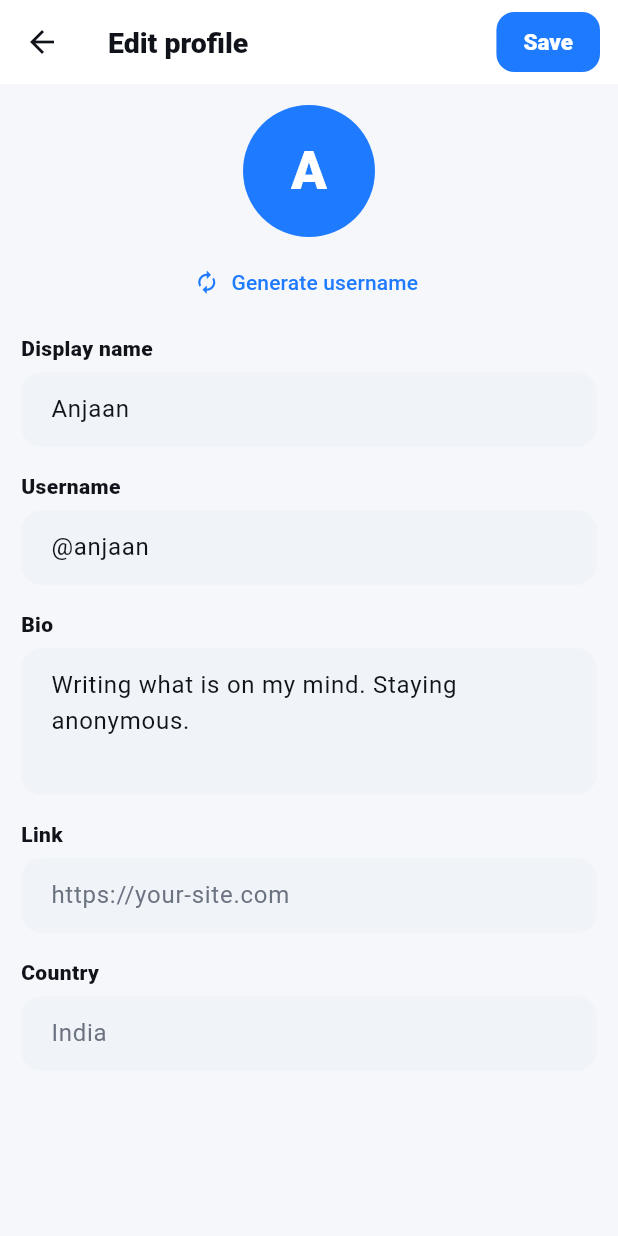
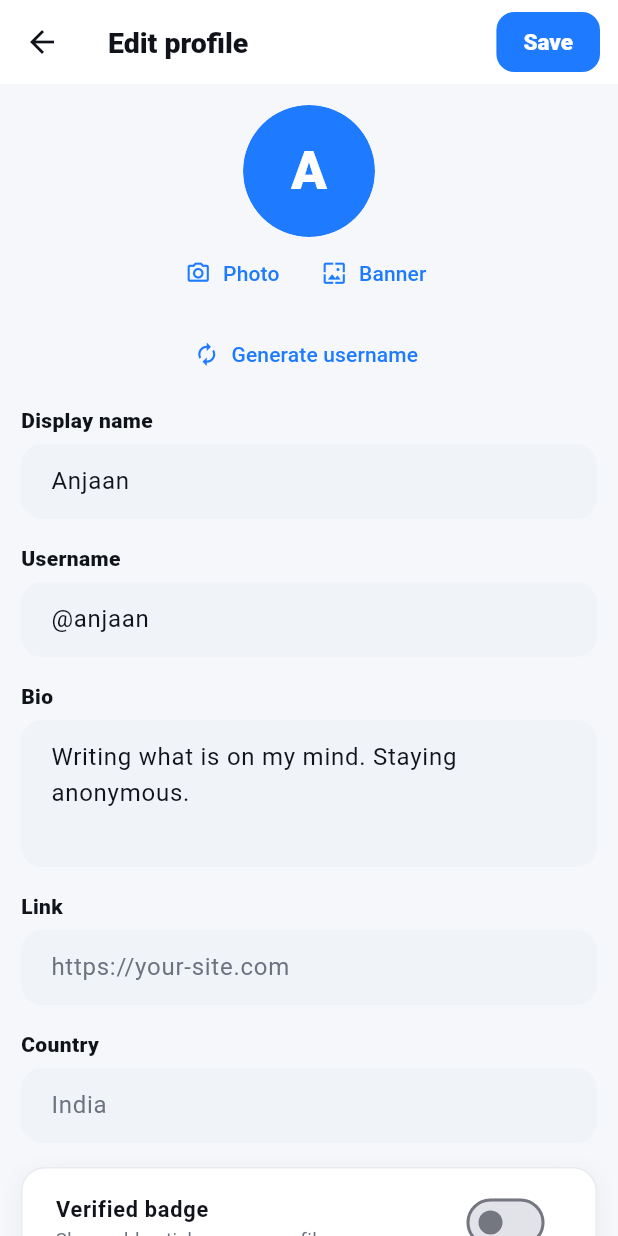
Before and after one commit to aigenerative35-bot/Vent-App, a Flutter app: the ProfileScreen screen opened directly, scrolled down 576 dp, after a tap on "Edit profile", on a phone screen of 412 x 824 dp. Run offline on Flutter 3.47's test engine with Material 3 defaults, Android fonts, the light colour scheme and no system bars; our stand-ins replace google_mobile_ads, image_picker; accounts and stored records are empty.

Commit message:
feat: profile picture + banner image (pick & show) and verified badge toggle

```diff
--- a/lib/models.dart
+++ b/lib/models.dart
@@ -24,6 +24,8 @@ class User {
   int followers;
   int following;
   final bool isMe;
+  Uint8List? avatarBytes;
+  Uint8List? bannerBytes;
 
   User({
     required this.id,
--- a/lib/screens.dart
+++ b/lib/screens.dart
@@ -1012,7 +1012,9 @@ class UserProfileScreen extends StatelessWidget {
           return ListView(
             padding: EdgeInsets.zero,
             children: [
-              Container(height: 110, decoration: const BoxDecoration(gradient: Brand.cover)),
+              user.bannerBytes != null
+                  ? Image.memory(user.bannerBytes!, height: 110, width: double.infinity, fit: BoxFit.cover)
+                  : Container(height: 110, decoration: const BoxDecoration(gradient: Brand.cover)),
               Transform.translate(
                 offset: const Offset(0, -44),
                 child: Padding(
@@ -1026,7 +1028,7 @@ class UserProfileScreen extends StatelessWidget {
                           Container(
                             padding: const EdgeInsets.all(4),
                             decoration: BoxDecoration(shape: BoxShape.circle, color: p.bg),
-                            child: Avatar(label: user.name, size: 88, color: avatarColors[user.colorIndex], verified: user.verified),
+                            child: Avatar(label: user.name, size: 88, color: avatarColors[user.colorIndex], verified: user.verified, imageBytes: user.avatarBytes),
                           ),
                           const Spacer(),
                           Padding(
@@ -1093,7 +1095,7 @@ class ProfileScreen extends StatelessWidget {
         ),
         body: Column(
           children: [
-            _header(context, p),
+            ListenableBuilder(listenable: appState, builder: (context, _) => _header(context, p)),
             const TabBar(tabs: [Tab(text: 'Posts'), Tab(text: 'Status'), Tab(text: 'About')]),
             Expanded(
               child: TabBarView(
@@ -1162,14 +1164,16 @@ class ProfileScreen extends StatelessWidget {
           height: 148,
           child: Stack(
             children: [
-              Container(height: 140, decoration: const BoxDecoration(gradient: Brand.cover)),
+              appState.me.bannerBytes != null
+                  ? Image.memory(appState.me.bannerBytes!, height: 140, width: double.infinity, fit: BoxFit.cover)
+                  : Container(height: 140, decoration: const BoxDecoration(gradient: Brand.cover)),
               Positioned(
                 left: 0, right: 0, top: 86,
                 child: Center(
                   child: Container(
                     padding: const EdgeInsets.all(4),
                     decoration: BoxDecoration(shape: BoxShape.circle, color: p.bg),
-                    child: const Avatar(label: 'A', size: 96, verified: false),
+                    child: Avatar(label: appState.me.name, size: 96, verified: appState.me.verified, imageBytes: appState.me.avatarBytes),
                   ),
                 ),
               ),
@@ -1560,6 +1564,20 @@ class _EditProfileScreenState extends State<EditProfileScreen> {
     super.dispose();
   }
 
+  Future<void> _pickAvatar() async {
+    final file = await ImagePicker().pickImage(source: ImageSource.gallery, imageQuality: 80);
+    if (file == null) return;
+    final bytes = await file.readAsBytes();
+    setState(() => appState.me.avatarBytes = bytes);
+  }
+
+  Future<void> _pickBanner() async {
+    final file = await ImagePicker().pickImage(source: ImageSource.gallery, imageQuality: 80);
+    if (file == null) return;
+    final bytes = await file.readAsBytes();
+    setState(() => appState.me.bannerBytes = bytes);
+  }
+
   void _save() {
     setState(() {
       if (_name.text.trim().isNotEmpty) appState.me.name = _name.text.trim();
@@ -1592,7 +1610,27 @@ class _EditProfileScreenState extends State<EditProfileScreen> {
       body: ListView(
         padding: const EdgeInsets.all(14),
         children: [
-          Center(child: Avatar(label: appState.me.name, size: 88, color: Brand.blue)),
+          Center(
+            child: Avatar(
+                label: appState.me.name,
+                size: 88,
+                color: Brand.blue,
+                verified: appState.me.verified,
+                imageBytes: appState.me.avatarBytes),
+          ),
+          Row(
+            mainAxisAlignment: MainAxisAlignment.center,
+            children: [
+              TextButton.icon(
+                  onPressed: _pickAvatar,
+                  icon: const Icon(Icons.photo_camera_outlined, size: 17),
+                  label: const Text('Photo')),
+              TextButton.icon(
+                  onPressed: _pickBanner,
+                  icon: const Icon(Icons.wallpaper_outlined, size: 17),
+                  label: const Text('Banner')),
+            ],
+          ),
           const SizedBox(height: 6),
           Center(
             child: TextButton.icon(
@@ -1625,6 +1663,16 @@ class _EditProfileScreenState extends State<EditProfileScreen> {
           Text('Country', style: TextStyle(color: p.text, fontWeight: FontWeight.w800, fontSize: 14)),
           const SizedBox(height: 6),
           TextField(controller: _country, decoration: const InputDecoration(hintText: 'India')),
+          const SizedBox(height: 16),
+          Block(
+            padding: const EdgeInsets.symmetric(horizontal: 6),
+            child: SwitchListTile(
+              value: appState.me.verified,
+              onChanged: (v) => setState(() => appState.me.verified = v),
+              title: Text('Verified badge', style: TextStyle(color: p.text, fontSize: 14.5, fontWeight: FontWeight.w700)),
+              subtitle: Text('Show a blue tick on your profile', style: TextStyle(color: p.secondary, fontSize: 12.5)),
+            ),
+          ),
         ],
       ),
     );
--- a/lib/widgets.dart
+++ b/lib/widgets.dart
@@ -26,14 +26,18 @@ class Avatar extends StatelessWidget {
   final double size;
   final Color? color;
   final bool verified;
-  const Avatar({super.key, required this.label, this.size = 42, this.color, this.verified = false});
+  final Uint8List? imageBytes;
+  const Avatar({super.key, required this.label, this.size = 42, this.color, this.verified = false, this.imageBytes});
 
   @override
   Widget build(BuildContext context) {
     final c = color ?? Brand.blue;
     return Stack(
       children: [
-        Container(
+        ClipOval(
+          child: imageBytes != null
+              ? Image.memory(imageBytes!, width: size, height: size, fit: BoxFit.cover)
+              : Container(
                   width: size,
                   height: size,
                   decoration: BoxDecoration(color: c, shape: BoxShape.circle),
@@ -41,6 +45,7 @@ class Avatar extends StatelessWidget {
                   child: Text(
                     label.isNotEmpty ? label[0].toUpperCase() : '?',
                     style: TextStyle(color: Colors.white, fontWeight: FontWeight.w800, fontSize: size * 0.4),
+                  ),
                 ),
         ),
         if (verified)
@@ -286,6 +291,7 @@ class PostCard extends StatelessWidget {
                     label: post.anonymous ? 'A' : post.author,
                     color: post.anonymous ? p.secondary : avatarColors[author.colorIndex],
                     verified: !post.anonymous && author.verified,
+                    imageBytes: post.anonymous ? null : author.avatarBytes,
                   ),
                 ),
                 const SizedBox(width: 10),
```
Lines whose indentation alone changed are shown as unchanged.
